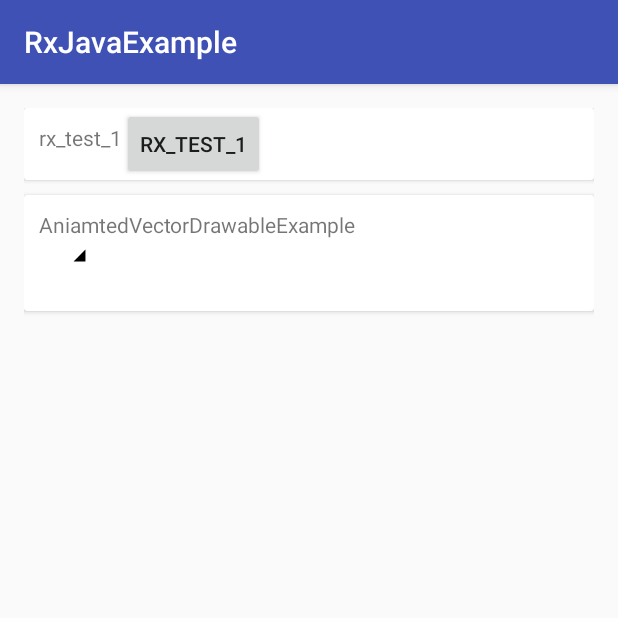
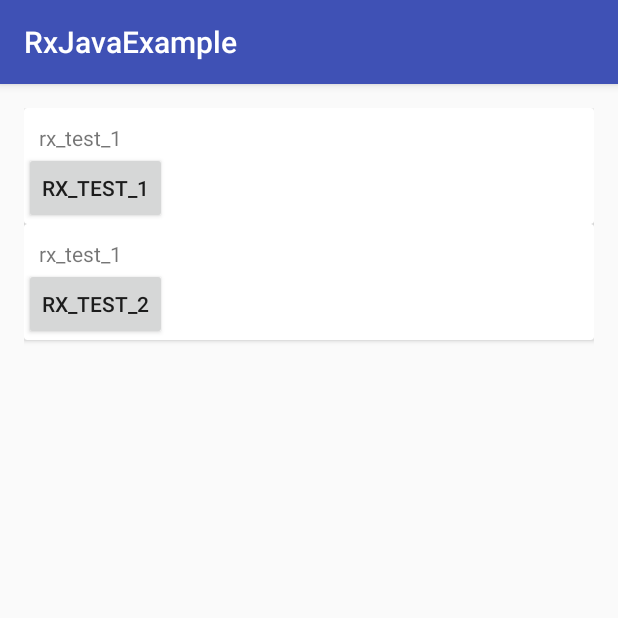
Before and after one commit to buptfarmer/edu, an Android app: the RxJavaExampleActivity screen opened directly, with no data from a screen before it, on a phone screen of 412 x 824 dp, the top half of it. Run offline under Robolectric (Android 15) with nearby library versions, the phone set to English and light mode, and no system bars; our stand-ins replace RxJava, data binding; 1 statement that could not run was skipped.

Commit message:
change: add raJava example with exception
Change-Id: I97cb1eeb801b4cbd9ee37a266a35309d5dcfb16c

```diff
--- a/app/build.gradle
+++ b/app/build.gradle
@@ -40,6 +40,7 @@
     compile "com.android.support:support-v4:${supportLibVersion}"
     compile "com.android.support:support-vector-drawable:${supportLibVersion}"
     compile 'com.android.support.constraint:constraint-layout:1.0.0-beta1'
-    compile 'io.reactivex.rxjava2:rxjava:2.0.2'
+    compile 'io.reactivex.rxjava2:rxjava:2.0.1'
+    compile 'io.reactivex.rxjava2:rxandroid:2.0.1'
     testCompile 'junit:junit:4.12'
 }
--- a/app/src/main/res/layout/activity_rxjava_example.xml
+++ b/app/src/main/res/layout/activity_rxjava_example.xml
@@ -69,7 +69,8 @@
                         android:layout_height="wrap_content"
                         android:text="rx_test_1"
                         android:onClick="@{handlers::onClickTest1}"
-                        app:layout_constraintLeft_toRightOf="@id/rx_test_1"
+                        app:layout_constraintTop_toBottomOf="@id/rx_test_1"
+                        app:layout_constraintLeft_toLeftOf="parent"
                         app:layout_constraintRight_toRightOf="parent"/>
                 </android.support.constraint.ConstraintLayout>
 
@@ -78,7 +79,6 @@
             <android.support.v7.widget.CardView
                 android:layout_width="match_parent"
                 android:layout_height="wrap_content"
-                android:layout_marginTop="10dp"
                 >
 
                 <android.support.constraint.ConstraintLayout
@@ -86,24 +86,24 @@
                     android:layout_height="wrap_content">
 
                     <TextView
-                        android:id="@+id/animated_title"
+                        android:id="@+id/rx_test_2"
                         android:layout_width="wrap_content"
                         android:layout_height="wrap_content"
                         android:layout_margin="10dp"
-                        android:text="AniamtedVectorDrawableExample"
+                        android:text="rx_test_1"
                         app:layout_constraintLeft_toLeftOf="parent"
                         app:layout_constraintTop_toTopOf="parent"/>
 
-                    <ImageView
-                        android:id="@+id/animated"
-                        android:layout_width="48dp"
-                        android:layout_height="48dp"
-                        android:onClick="@{handlers::onClickAnimated}"
+                    <Button
+                        android:layout_width="wrap_content"
+                        android:layout_height="wrap_content"
+                        android:text="rx_test_2"
+                        android:onClick="@{handlers::onClickTest2}"
+                        app:layout_constraintTop_toBottomOf="@id/rx_test_2"
                         app:layout_constraintLeft_toLeftOf="parent"
-                        app:layout_constraintTop_toBottomOf="@id/animated_title"
-                        app:srcCompat="@drawable/ic_test_vector_animation"
-                        tools:ignore="MissingPrefix"/>
+                        app:layout_constraintRight_toRightOf="parent"/>
                 </android.support.constraint.ConstraintLayout>
+
             </android.support.v7.widget.CardView>
         </LinearLayout>
         </android.support.v4.widget.NestedScrollView>
```
Also changed, not shown: app/src/main/java/com/chensiwen/edugame/RxJavaExampleActivity.java (+103 -7 lines).
